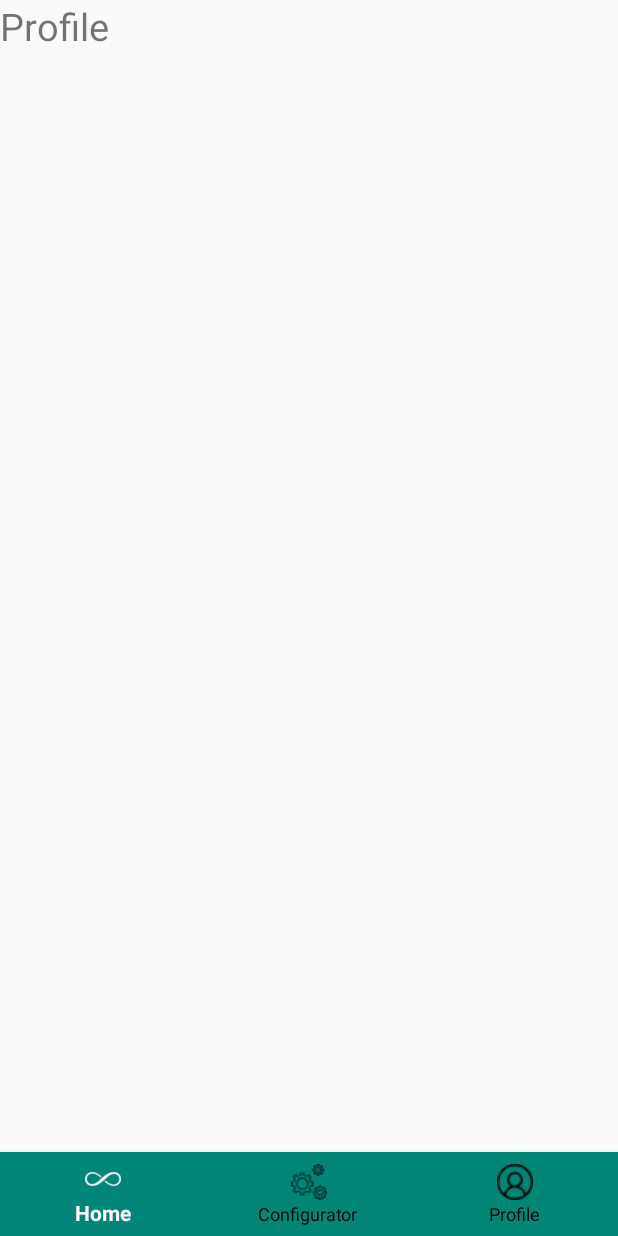
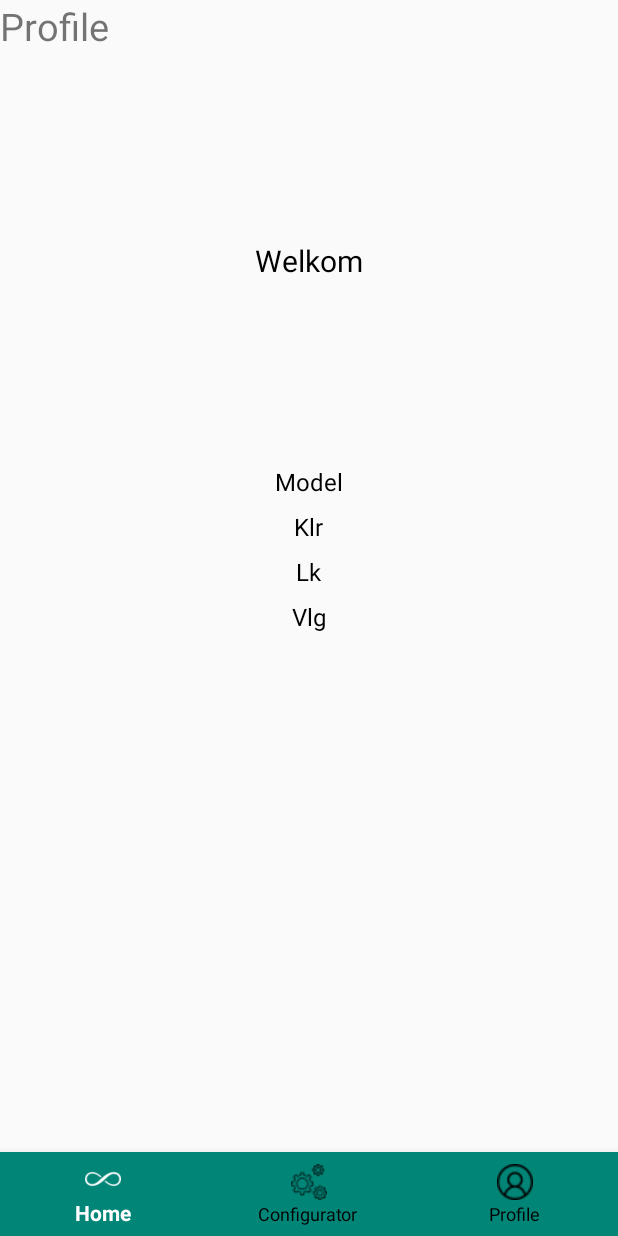
Before and after one commit to drwvermeulen/Lightyear_Beroepsproduct3, an Android app: the layout activity_profile.xml on its own in the app's theme, with its tools: preview values and no code run, on a phone screen of 412 x 824 dp. Run offline under Robolectric (Android 15) with nearby library versions, the phone set to English and light mode, and no system bars.

Commit message:
Laat de naam bij profile zien van degene die is ingelogd

```diff
--- a/app/src/main/res/layout/activity_profile.xml
+++ b/app/src/main/res/layout/activity_profile.xml
@@ -13,6 +13,56 @@
         android:text="Profile"
         android:textSize="25sp" />
 
+    <TextView
+        android:id="@+id/tvWelkomKlant"
+        android:layout_width="wrap_content"
+        android:layout_height="wrap_content"
+        android:layout_marginTop="160dp"
+        android:layout_centerHorizontal="true"
+        android:text="Welkom"
+        android:textSize="20dp"
+        android:textColor="#000000" />
+
+    <TextView
+        android:id="@+id/tvProfileMdl"
+        android:layout_width="wrap_content"
+        android:layout_height="wrap_content"
+        android:layout_marginTop="310dp"
+        android:layout_centerHorizontal="true"
+        android:text="Model"
+        android:textSize="16dp"
+        android:textColor="#000000" />
+
+    <TextView
+        android:id="@+id/tvProfileKlr"
+        android:layout_width="wrap_content"
+        android:layout_height="wrap_content"
+        android:layout_marginTop="340dp"
+        android:layout_centerHorizontal="true"
+        android:text="Klr"
+        android:textSize="16dp"
+        android:textColor="#000000" />
+
+    <TextView
+        android:id="@+id/tvProfileLk"
+        android:layout_width="wrap_content"
+        android:layout_height="wrap_content"
+        android:layout_marginTop="370dp"
+        android:layout_centerHorizontal="true"
+        android:text="Lk"
+        android:textSize="16dp"
+        android:textColor="#000000" />
+
+    <TextView
+        android:id="@+id/tvProfileVlg"
+        android:layout_width="wrap_content"
+        android:layout_height="wrap_content"
+        android:layout_marginTop="400dp"
+        android:layout_centerHorizontal="true"
+        android:text="Vlg"
+        android:textSize="16dp"
+        android:textColor="#000000" />
+
     <com.google.android.material.bottomnavigation.BottomNavigationView
         android:id="@+id/bnvBottomNavigation"
         android:layout_width="match_parent"
```
Also changed, not shown: app/src/main/java/com/example/lightyear_beroepsproduct3/DatabaseHelper.java (+14 -3 lines), app/src/main/java/com/example/lightyear_beroepsproduct3/LoginActivity.java (+2 -5 lines), app/src/main/java/com/example/lightyear_beroepsproduct3/Profile.java (+24 -5 lines).
